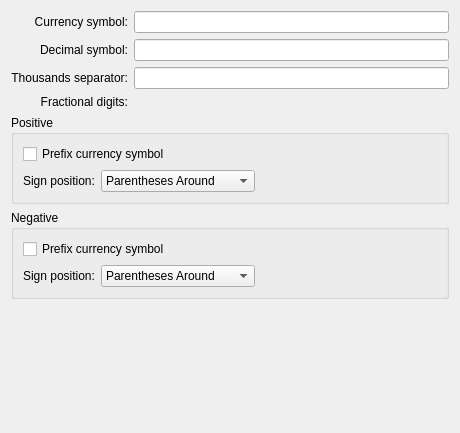
First picture: the form in kcontrol/locale/localemon.ui, repository KDE/kde-runtime, before the edit.
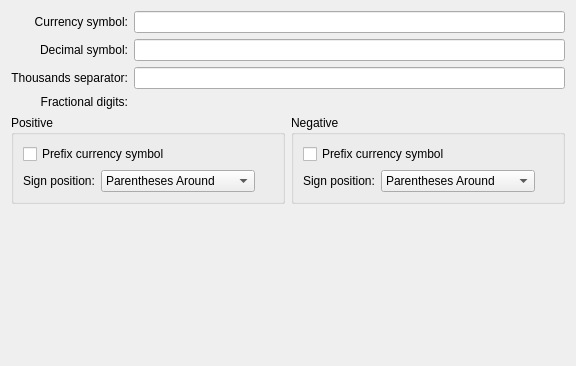
Second picture: the form after the edit. Custom widgets are drawn as their Qt base class.

Commit message: more 1024x600 friendliness

The edit to the form file:
```diff
--- a/kcontrol/locale/localemon.ui
+++ b/kcontrol/locale/localemon.ui
@@ -5,8 +5,8 @@
    <rect>
     <x>0</x>
     <y>0</y>
-    <width>460</width>
-    <height>433</height>
+    <width>576</width>
+    <height>366</height>
    </rect>
   </property>
   <layout class="QVBoxLayout" >
@@ -67,6 +67,8 @@
     </layout>
    </item>
    <item>
+    <layout class="QHBoxLayout" name="horizontalLayout" >
+     <item>
     <widget class="QGroupBox" name="m_positiveGB" >
      <property name="title" >
       <string>Positive</string>
@@ -204,8 +206,10 @@
      </layout>
     </widget>
    </item>
+    </layout>
+   </item>
    <item>
-    <spacer>
+    <spacer name="verticalSpacer" >
      <property name="orientation" >
       <enum>Qt::Vertical</enum>
      </property>
```
Left out of the diff: 2 changed lines with no effect on the pictures. Lines whose indentation alone changed are shown as unchanged.
